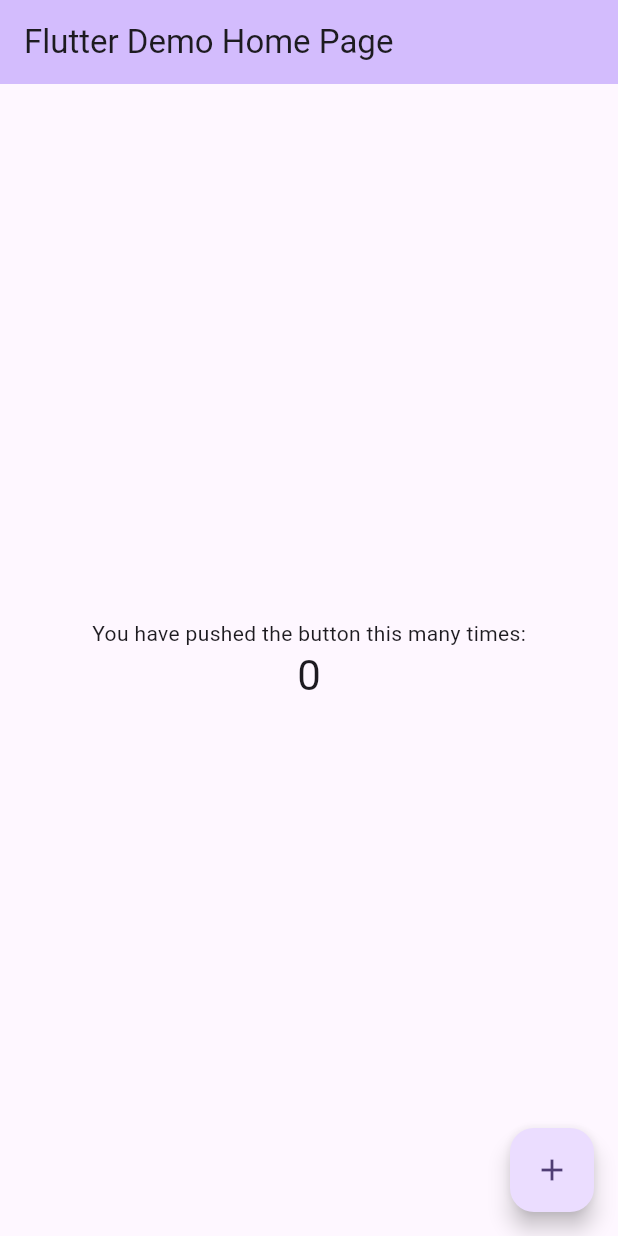
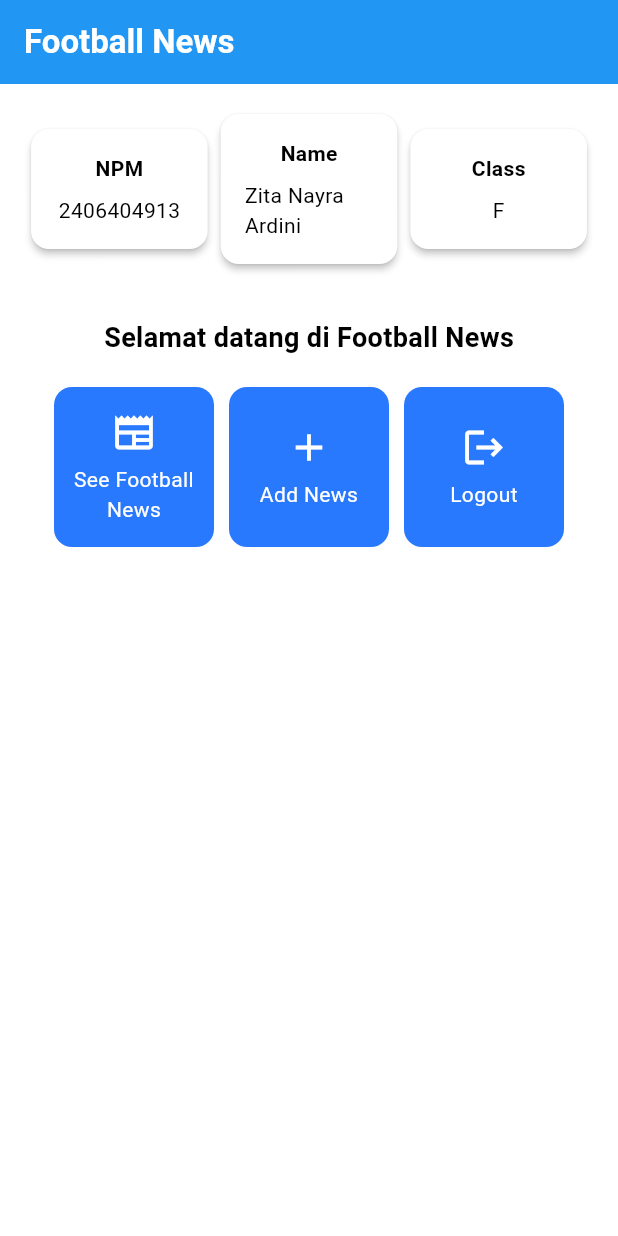
Before and after one commit to nayraarr/football-news-mobile, a Flutter app: the screen it shows after launch, on a phone screen of 412 x 824 dp. Run offline on Flutter 3.47's test engine with Material 3 defaults, Android fonts, the phone set to English and light mode, and no system bars.

Commit message:
Tutorial 6 selesai.

```diff
--- a/lib/main.dart
+++ b/lib/main.dart
@@ -29,9 +29,10 @@ class MyApp extends StatelessWidget {
         //
         // This works for code too, not just values: Most code changes can be
         // tested with just a hot reload.
-        colorScheme: ColorScheme.fromSeed(seedColor: Colors.deepPurple),
+        colorScheme: ColorScheme.fromSwatch(primarySwatch: Colors.blue)
+            .copyWith(secondary: Colors.blueAccent[400]),
       ),
-      home: const MyHomePage(title: 'Flutter Demo Home Page'),
+      home: MyHomePage(),
     );
   }
 }
--- a/lib/menu.dart
+++ b/lib/menu.dart
@@ -1,93 +1,263 @@
 import 'package:flutter/material.dart';
 
-class MyHomePage extends StatefulWidget {
-  const MyHomePage({super.key, required this.title});
+class MyHomePage extends StatelessWidget {
+  MyHomePage({super.key});
+  // MyHomePage({super.key, required ColorScheme colorScheme});
 
-  // This widget is the home page of your application. It is stateful, meaning
-  // that it has a State object (defined below) that contains fields that affect
-  // how it looks.
+  final String nama = "Zita Nayra Ardini"; //nama
+  final String npm = "2406404913"; //npm
+  final String kelas = "F"; //kelas
 
-  // This class is the configuration for the state. It holds the values (in this
-  // case the title) provided by the parent (in this case the App widget) and
-  // used by the build method of the State. Fields in a Widget subclass are
-  // always marked "final".
-
-  final String title;
-
-  @override
-  State<MyHomePage> createState() => _MyHomePageState();
-}
-
-class _MyHomePageState extends State<MyHomePage> {
-  int _counter = 0;
-
-  void _incrementCounter() {
-    setState(() {
-      // This call to setState tells the Flutter framework that something has
-      // changed in this State, which causes it to rerun the build method below
-      // so that the display can reflect the updated values. If we changed
-      // _counter without calling setState(), then the build method would not be
-      // called again, and so nothing would appear to happen.
-      _counter++;
-    });
-  }
+  final List<ItemHomepage> items = [
+    ItemHomepage("See Football News", Icons.newspaper),
+    ItemHomepage("Add News", Icons.add),
+    ItemHomepage("Logout", Icons.logout),
+  ];
 
   @override
   Widget build(BuildContext context) {
-    // This method is rerun every time setState is called, for instance as done
-    // by the _incrementCounter method above.
-    //
-    // The Flutter framework has been optimized to make rerunning build methods
-    // fast, so that you can just rebuild anything that needs updating rather
-    // than having to individually change instances of widgets.
+    // Scaffold menyediakan struktur dasar halaman dengan AppBar dan body.
     return Scaffold(
+      // AppBar adalah bagian atas halaman yang menampilkan judul.
       appBar: AppBar(
-        // TRY THIS: Try changing the color here to a specific color (to
-        // Colors.amber, perhaps?) and trigger a hot reload to see the AppBar
-        // change color while the other colors stay the same.
-        backgroundColor: Theme
-            .of(context)
-            .colorScheme
-            .inversePrimary,
-        // Here we take the value from the MyHomePage object that was created by
-        // the App.build method, and use it to set our appbar title.
-        title: Text(widget.title),
+        // Judul aplikasi "Football News" dengan teks putih dan tebal.
+        title: const Text(
+          'Football News',
+          style: TextStyle(
+            color: Colors.white,
+            fontWeight: FontWeight.bold,
+          ),
+        ),
+        // Warna latar belakang AppBar diambil dari skema warna tema aplikasi.
+        backgroundColor: Theme.of(context).colorScheme.primary,
       ),
-      body: Center(
-        // Center is a layout widget. It takes a single child and positions it
-        // in the middle of the parent.
+      // Body halaman dengan padding di sekelilingnya.
+      body: Padding(
+        padding: const EdgeInsets.all(16.0),
+        // Menyusun widget secara vertikal dalam sebuah kolom.
         child: Column(
-          // Column is also a layout widget. It takes a list of children and
-          // arranges them vertically. By default, it sizes itself to fit its
-          // children horizontally, and tries to be as tall as its parent.
-          //
-          // Column has various properties to control how it sizes itself and
-          // how it positions its children. Here we use mainAxisAlignment to
-          // center the children vertically; the main axis here is the vertical
-          // axis because Columns are vertical (the cross axis would be
-          // horizontal).
-          //
-          // TRY THIS: Invoke "debug painting" (choose the "Toggle Debug Paint"
-          // action in the IDE, or press "p" in the console), to see the
-          // wireframe for each widget.
-          mainAxisAlignment: MainAxisAlignment.center,
-          children: <Widget>[
-            const Text('You have pushed the button this many times:'),
-            Text(
-              '$_counter',
-              style: Theme
-                  .of(context)
-                  .textTheme
-                  .headlineMedium,
+          crossAxisAlignment: CrossAxisAlignment.center,
+          children: [
+            // Row untuk menampilkan 3 InfoCard secara horizontal.
+            Row(
+              mainAxisAlignment: MainAxisAlignment.spaceEvenly,
+              children: [
+                InfoCard(title: 'NPM', content: npm),
+                InfoCard(title: 'Name', content: nama),
+                InfoCard(title: 'Class', content: kelas),
+              ],
+            ),
+
+            // Memberikan jarak vertikal 16 unit.
+            const SizedBox(height: 16.0),
+
+            // Menempatkan widget berikutnya di tengah halaman.
+            Center(
+              child: Column(
+                // Menyusun teks dan grid item secara vertikal.
+
+                children: [
+                  // Menampilkan teks sambutan dengan gaya tebal dan ukuran 18.
+                  const Padding(
+                    padding: EdgeInsets.only(top: 16.0),
+                    child: Text(
+                      'Selamat datang di Football News',
+                      style: TextStyle(
+                        fontWeight: FontWeight.bold,
+                        fontSize: 18.0,
+                      ),
+                    ),
+                  ),
+
+                  // Grid untuk menampilkan ItemCard dalam bentuk grid 3 kolom.
+                  GridView.count(
+                    primary: true,
+                    padding: const EdgeInsets.all(20),
+                    crossAxisSpacing: 10,
+                    mainAxisSpacing: 10,
+                    crossAxisCount: 3,
+                    // Agar grid menyesuaikan tinggi kontennya.
+                    shrinkWrap: true,
+
+                    // Menampilkan ItemCard untuk setiap item dalam list items.
+                    children: items.map((ItemHomepage item) {
+                      return ItemCard(item);
+                    }).toList(),
+                  ),
+                ],
+              ),
             ),
           ],
         ),
       ),
-      floatingActionButton: FloatingActionButton(
-        onPressed: _incrementCounter,
-        tooltip: 'Increment',
-        child: const Icon(Icons.add),
-      ), // This trailing comma makes auto-formatting nicer for build methods.
     );
   }
 }
+
+class ItemHomepage {
+  final String name;
+  final IconData icon;
+
+  ItemHomepage(this.name, this.icon);
+}
+
+class InfoCard extends StatelessWidget {
+  // Kartu informasi yang menampilkan title dan content.
+
+  final String title;  // Judul kartu.
+  final String content;  // Isi kartu.
+
+  const InfoCard({super.key, required this.title, required this.content});
+
+  @override
+  Widget build(BuildContext context) {
+    return Card(
+      // Membuat kotak kartu dengan bayangan dibawahnya.
+      elevation: 2.0,
+      child: Container(
+        // Mengatur ukuran dan jarak di dalam kartu.
+        width: MediaQuery.of(context).size.width / 3.5, // menyesuaikan dengan lebar device yang digunakan.
+        padding: const EdgeInsets.all(16.0),
+        // Menyusun title dan content secara vertikal.
+        child: Column(
+          children: [
+            Text(
+              title,
+              style: const TextStyle(fontWeight: FontWeight.bold),
+            ),
+            const SizedBox(height: 8.0),
+            Text(content),
+          ],
+        ),
+      ),
+    );
+  }
+}
+
+class ItemCard extends StatelessWidget {
+  // Menampilkan kartu dengan ikon dan nama.
+
+  final ItemHomepage item;
+
+  const ItemCard(this.item, {super.key});
+
+  @override
+  Widget build(BuildContext context) {
+    return Material(
+      // Menentukan warna latar belakang dari tema aplikasi.
+      color: Theme.of(context).colorScheme.secondary,
+      // Membuat sudut kartu melengkung.
+      borderRadius: BorderRadius.circular(12),
+
+      child: InkWell(
+        // Aksi ketika kartu ditekan.
+        onTap: () {
+          // Menampilkan pesan SnackBar saat kartu ditekan.
+          ScaffoldMessenger.of(context)
+            ..hideCurrentSnackBar()
+            ..showSnackBar(
+                SnackBar(content: Text("Kamu telah menekan tombol ${item.name}!"))
+            );
+        },
+        // Container untuk menyimpan Icon dan Text
+        child: Container(
+          padding: const EdgeInsets.all(8),
+          child: Center(
+            child: Column(
+              // Menyusun ikon dan teks di tengah kartu.
+              mainAxisAlignment: MainAxisAlignment.center,
+              children: [
+                Icon(
+                  item.icon,
+                  color: Colors.white,
+                  size: 30.0,
+                ),
+                const Padding(padding: EdgeInsets.all(3)),
+                Text(
+                  item.name,
+                  textAlign: TextAlign.center,
+                  style: const TextStyle(color: Colors.white),
+                ),
+              ],
+            ),
+          ),
+        ),
+      ),
+    );
+  }
+
+}
+
+// class _MyHomePageState extends State<MyHomePage> {
+//   int _counter = 0;
+//
+//   void _incrementCounter() {
+//     setState(() {
+//       // This call to setState tells the Flutter framework that something has
+//       // changed in this State, which causes it to rerun the build method below
+//       // so that the display can reflect the updated values. If we changed
+//       // _counter without calling setState(), then the build method would not be
+//       // called again, and so nothing would appear to happen.
+//       _counter++;
+//     });
+//   }
+//
+//   @override
+//   Widget build(BuildContext context) {
+//     // This method is rerun every time setState is called, for instance as done
+//     // by the _incrementCounter method above.
+//     //
+//     // The Flutter framework has been optimized to make rerunning build methods
+//     // fast, so that you can just rebuild anything that needs updating rather
+//     // than having to individually change instances of widgets.
+//     return Scaffold(
+//       appBar: AppBar(
+//         // TRY THIS: Try changing the color here to a specific color (to
+//         // Colors.amber, perhaps?) and trigger a hot reload to see the AppBar
+//         // change color while the other colors stay the same.
+//         backgroundColor: Theme
+//             .of(context)
+//             .colorScheme
+//             .inversePrimary,
+//         // Here we take the value from the MyHomePage object that was created by
+//         // the App.build method, and use it to set our appbar title.
+//         title: Text(widget.title),
+//       ),
+//       body: Center(
+//         // Center is a layout widget. It takes a single child and positions it
+//         // in the middle of the parent.
+//         child: Column(
+//           // Column is also a layout widget. It takes a list of children and
+//           // arranges them vertically. By default, it sizes itself to fit its
+//           // children horizontally, and tries to be as tall as its parent.
+//           //
+//           // Column has various properties to control how it sizes itself and
+//           // how it positions its children. Here we use mainAxisAlignment to
+//           // center the children vertically; the main axis here is the vertical
+//           // axis because Columns are vertical (the cross axis would be
+//           // horizontal).
+//           //
+//           // TRY THIS: Invoke "debug painting" (choose the "Toggle Debug Paint"
+//           // action in the IDE, or press "p" in the console), to see the
+//           // wireframe for each widget.
+//           mainAxisAlignment: MainAxisAlignment.center,
+//           children: <Widget>[
+//             const Text('You have pushed the button this many times:'),
+//             Text(
+//               '$_counter',
+//               style: Theme
+//                   .of(context)
+//                   .textTheme
+//                   .headlineMedium,
+//             ),
+//           ],
+//         ),
+//       ),
+//       floatingActionButton: FloatingActionButton(
+//         onPressed: _incrementCounter,
+//         tooltip: 'Increment',
+//         child: const Icon(Icons.add),
+//       ), // This trailing comma makes auto-formatting nicer for build methods.
+//     );
+//   }
+// }
```
